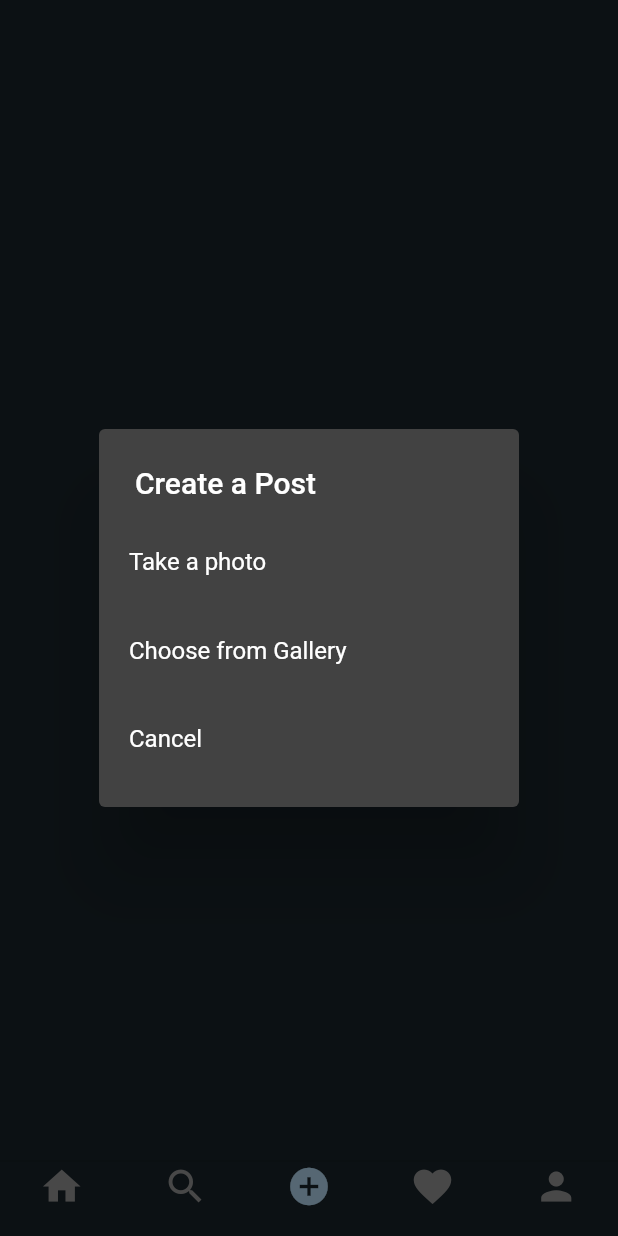
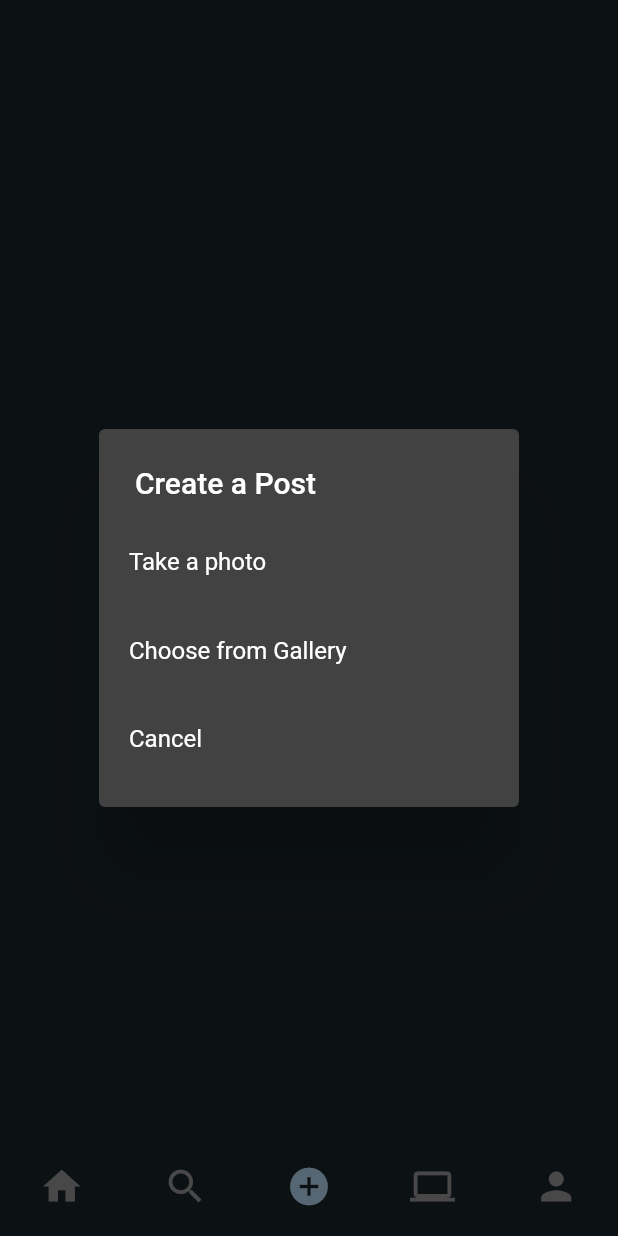
Before and after one commit to AryanMan12/codeGRAM, a Flutter app: the screen it shows once a user with an empty profile is signed in, item 3 of the bottom bar chosen, after a tap on the "upload" icon, on a phone screen of 412 x 824 dp. Run offline on Flutter 3.47's test engine with Material 2 defaults, Android fonts, the phone set to English and light mode, and no system bars; our stand-ins replace cloud_firestore, firebase_auth, firebase_core, firebase_storage, flutter_svg, image_picker; accounts and stored records are empty; network calls fail.

Commit message:
ui changes

```diff
--- a/lib/responsive/mobile_screen_layout.dart
+++ b/lib/responsive/mobile_screen_layout.dart
@@ -74,7 +74,7 @@ class _MobileScreenLayoutState extends State<MobileScreenLayout> {
           ),
           BottomNavigationBarItem(
             icon: Icon(
-              Icons.favorite,
+              Icons.laptop,
               color: _page == 3 ? primaryColor : secondaryColor,
             ),
             label: "",
--- a/lib/screens/add_post_screen.dart
+++ b/lib/screens/add_post_screen.dart
@@ -114,9 +114,22 @@ class _AddPostScreenState extends State<AddPostScreen> {
     final User user = Provider.of<UserProvider>(context).getUser;
     return _file == null
         ? Center(
-            child: IconButton(
-              icon: const Icon(Icons.upload),
-              onPressed: () => _selectImage(context),
+            child: Container(
+              height: 100,
+              width: 100,
+              decoration: BoxDecoration(
+                borderRadius: BorderRadius.circular(100),
+                color: primaryColor,
+              ),
+              child: IconButton(
+                alignment: Alignment.center,
+                icon: const Icon(
+                  Icons.upload,
+                  size: 40,
+                  color: Colors.black,
+                ),
+                onPressed: () => _selectImage(context),
+              ),
             ),
           )
         : Scaffold(
--- a/lib/screens/project_screen.dart
+++ b/lib/screens/project_screen.dart
@@ -3,40 +3,32 @@ import 'package:codegram/utils/colors.dart';
 import 'package:flutter/material.dart';
 import '../widgets/project_item.dart';
 
-class Projects_Screen extends StatefulWidget {
-  const Projects_Screen({Key? key}) : super(key: key);
+class ProjectScreen extends StatefulWidget {
+  const ProjectScreen({Key? key}) : super(key: key);
 
   @override
-  State<Projects_Screen> createState() => _Projects_ScreenState();
+  State<ProjectScreen> createState() => _ProjectScreenState();
 }
 
-class _Projects_ScreenState extends State<Projects_Screen> {
+class _ProjectScreenState extends State<ProjectScreen> {
   @override
   Widget build(BuildContext context) {
     return Scaffold(
       appBar: AppBar(
-          elevation: 0.0,
-          backgroundColor: Colors.transparent,
-          leading: IconButton(
-            icon: Icon(
-              Icons.keyboard_arrow_left,
-              color: Colors.black,
-            ),
-            onPressed: () {},
-          )),
+        elevation: 0.8,
+        backgroundColor: mobileBackgroundColor,
+        centerTitle: false,
+        title: const Text(
+          "Projects",
+          style: TextStyle(fontSize: 24, fontWeight: FontWeight.w500),
+        ),
+      ),
       body: Padding(
-        padding: const EdgeInsets.symmetric(horizontal: 16.0),
+        padding: const EdgeInsets.symmetric(horizontal: 8.0),
         child: Column(
           children: <Widget>[
-            Text(
-              "Projects",
-              style: TextStyle(
-                fontWeight: FontWeight.bold,
-                fontSize: 21.0,
-              ),
-            ),
             SizedBox(
-              height: 12.0,
+              height: 4.0,
             ),
             ProjectItem(),
             ProjectItem(),
@@ -50,7 +42,10 @@ class _Projects_ScreenState extends State<Projects_Screen> {
           builder: (context) => FormsPage(),
         )),
         backgroundColor: primaryColor,
-        child: const Icon(Icons.add),
+        child: const Icon(
+          Icons.add,
+          size: 32,
+        ),
       ),
     );
   }
--- a/lib/screens/search_screen.dart
+++ b/lib/screens/search_screen.dart
@@ -103,8 +103,8 @@ class _SearchScreenState extends State<SearchScreen> {
                           (index % 7 == 0) ? 1 : 1, (index % 7 == 0) ? 1 : 1)
                       : StaggeredTile.count(
                           (index % 7 == 0) ? 2 : 1, (index % 7 == 0) ? 2 : 1),
-                  mainAxisSpacing: 8.0,
-                  crossAxisSpacing: 8.0,
+                  mainAxisSpacing: 4.0,
+                  crossAxisSpacing: 4.0,
                 );
               },
             ),
--- a/lib/utils/global_variables.dart
+++ b/lib/utils/global_variables.dart
@@ -12,7 +12,7 @@ List<Widget> homeScreenItems = [
   const FeedScreen(),
   const SearchScreen(),
   const AddPostScreen(),
-  const Projects_Screen(),
+  const ProjectScreen(),
   ProfileScreen(
     uid: FirebaseAuth.instance.currentUser!.uid,
   ),
--- a/lib/widgets/post_card.dart
+++ b/lib/widgets/post_card.dart
@@ -1,3 +1,5 @@
+import 'dart:developer';
+
 import 'package:cloud_firestore/cloud_firestore.dart';
 import 'package:codegram/models/user.dart';
 import 'package:codegram/providers/user_provider.dart';
@@ -36,7 +38,7 @@ class _PostCardState extends State<PostCard> {
 
       commentLen = cSnap.docs.length;
     } catch (e) {
-      print(e.toString());
+      log(e.toString());
     }
     setState(() {});
   }
@@ -51,7 +53,7 @@ class _PostCardState extends State<PostCard> {
         children: [
           // Header
           Container(
-            padding: EdgeInsets.symmetric(
+            padding: const EdgeInsets.symmetric(
               vertical: 4,
               horizontal: 16,
             ).copyWith(right: 0),
@@ -78,7 +80,7 @@ class _PostCardState extends State<PostCard> {
                       children: [
                         Text(
                           widget.snap["username"],
-                          style: TextStyle(fontWeight: FontWeight.bold),
+                          style: const TextStyle(fontWeight: FontWeight.bold),
                         )
                       ],
                     ),
@@ -99,7 +101,7 @@ class _PostCardState extends State<PostCard> {
               Row(children: [
                 CupertinoButton(
                   minSize: double.minPositive,
-                  padding: EdgeInsets.only(left: 8),
+                  padding: const EdgeInsets.only(left: 8),
                   onPressed: () async {
                     await FirestoreMethods().likePost(
                         widget.snap['postid'], user.uid, widget.snap["likes"]);
@@ -125,7 +127,7 @@ class _PostCardState extends State<PostCard> {
                         widget.snap['postid'], user.uid, widget.snap["likes"]);
                   },
                   child: widget.snap["likes"].contains(user.uid)
-                      ? Icon(
+                      ? const Icon(
                           CupertinoIcons.add,
                           color: Colors.blue,
                           size: 28,
@@ -207,9 +209,9 @@ class _PostCardState extends State<PostCard> {
             ),
             child: Container(
               alignment: Alignment.bottomLeft,
-              padding: EdgeInsets.symmetric(horizontal: 16, vertical: 4),
+              padding: const EdgeInsets.symmetric(horizontal: 16, vertical: 4),
               child: Text(
-                "View all ${commentLen} comments",
+                "View all $commentLen comments",
                 style: const TextStyle(
                   fontSize: 16,
                   color: secondaryColor,
@@ -219,7 +221,7 @@ class _PostCardState extends State<PostCard> {
           ),
           Container(
             alignment: Alignment.bottomLeft,
-            padding: EdgeInsets.symmetric(horizontal: 16, vertical: 4),
+            padding: const EdgeInsets.symmetric(horizontal: 16, vertical: 4),
             child: Text(
               DateFormat.yMMMd().format(
                 widget.snap["datePublished"].toDate(),
--- a/lib/widgets/project_item.dart
+++ b/lib/widgets/project_item.dart
@@ -11,6 +11,8 @@ class ProjectItem extends StatelessWidget {
     return Container(
       margin: EdgeInsets.symmetric(vertical: 4.0),
       child: Row(
+        crossAxisAlignment: CrossAxisAlignment.center,
+        mainAxisAlignment: MainAxisAlignment.start,
         children: [
           Container(
             width: 80.0,
@@ -24,52 +26,39 @@ class ProjectItem extends StatelessWidget {
                 decoration: BoxDecoration(
                   color: primaryColor,
                   image: DecorationImage(
-                    fit: BoxFit.scaleDown,
+                    fit: BoxFit.cover,
                     image: NetworkImage(
-                        "https://www.ikea.com/in/en/images/products/fejka-artificial-potted-plant-in-outdoor-monstera__0614197_pe686822_s5.jpg"),
+                        "https://images.unsplash.com/photo-1488590528505-98d2b5aba04b?ixlib=rb-4.0.3&ixid=MnwxMjA3fDB8MHxzZWFyY2h8Mnx8dGVjaG5vbG9neXxlbnwwfHwwfHw%3D&auto=format&fit=crop&w=500&q=60"),
                   ),
-                  borderRadius: BorderRadius.circular(20.0),
+                  borderRadius: BorderRadius.circular(16.0),
                 ),
               ),
             ),
           ),
-          SizedBox(
-            width: 12.0,
+          SizedBox(width: 12.0),
+          Expanded(
+            child: Column(
+              mainAxisAlignment: MainAxisAlignment.center,
+              crossAxisAlignment: CrossAxisAlignment.start,
+              children: [
+                Text(
+                  "Project Name",
+                  style: TextStyle(fontWeight: FontWeight.w500, fontSize: 18.0),
                 ),
-          Column(
-            children: <Widget>[
-              Container(
-                width: 100.0,
-                child: Text(
-                  "Green Survival",
-                  style: TextStyle(fontWeight: FontWeight.bold, fontSize: 20.0),
-                ),
+                Text(
+                  "Project Description...",
+                  style: TextStyle(fontSize: 12.0, color: secondaryColor),
                 ),
               ],
             ),
-          SizedBox(
-            width: 22.0,
           ),
-          Column(
-            children: <Widget>[
-              Container(
-                width: 100.0,
-                height: 30.0,
-                alignment: Alignment.centerRight,
-                child: Text(
+          Text(
             "View",
             style: TextStyle(
                 color: primaryColor,
                 fontWeight: FontWeight.bold,
-                      fontSize: 20.0),
+                fontSize: 18.0),
           ),
-                decoration: BoxDecoration(
-                  color: Colors.transparent,
-                  borderRadius: BorderRadius.circular(4.0),
-                ),
-              ),
-            ],
-          )
         ],
       ),
     );
```
Lines whose indentation alone changed are shown as unchanged.
